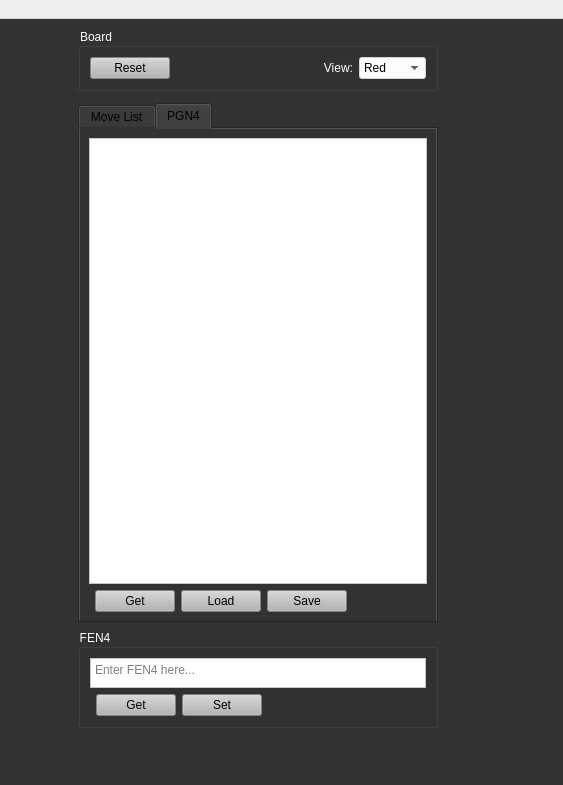
GammaDeltaII/4PlayerChess, file ui/mainwindow.ui: the form before one commit; both pictures show x 637 to 1200 and y 0 to 785 of the 1200 by 1000 pixel window.
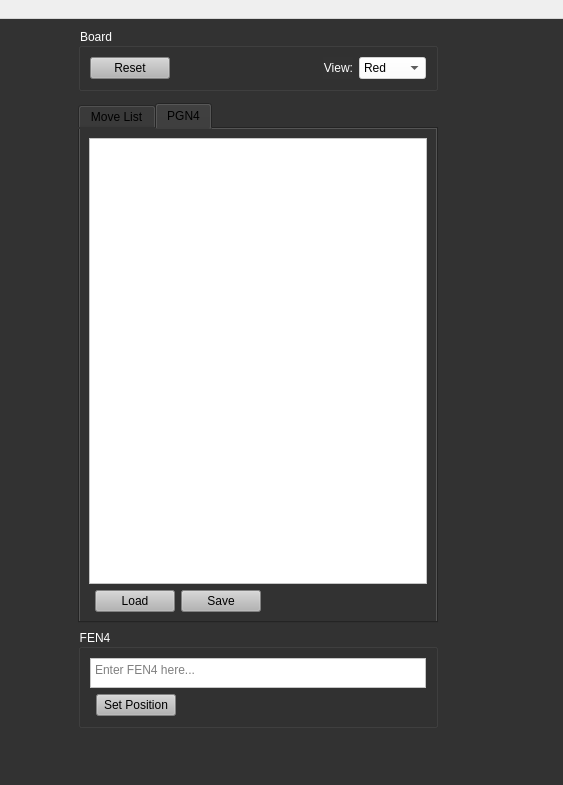
The form after the commit. The open tabs and pages were chosen to show the change.

Commit message: Made move list clickable (with move selection). Implemented set current position from PGN4 (by matching FEN4). Fixed set position to FEN4. Replaced FEN4/PGN4 get buttons by automatic update. Fixed some other minor bugs.

```diff
--- a/ui/mainwindow.ui
+++ b/ui/mainwindow.ui
@@ -177,21 +177,7 @@
        <string>FEN4</string>
       </property>
       <layout class="QGridLayout" name="gridLayout_4">
-       <item row="1" column="1">
-        <widget class="QPushButton" name="getFenButton">
-         <property name="statusTip">
-          <string>Generate FEN4 from current position</string>
-         </property>
-         <property name="styleSheet">
-          <string notr="true">background-color: rgb(180, 180, 180);
-color: rgb(0, 0, 0);</string>
-         </property>
-         <property name="text">
-          <string>Get</string>
-         </property>
-        </widget>
-       </item>
-       <item row="1" column="3">
+       <item row="1" column="2">
         <spacer name="horizontalSpacer_2">
          <property name="orientation">
           <enum>Qt::Horizontal</enum>
@@ -204,7 +190,7 @@
          </property>
         </spacer>
        </item>
-       <item row="1" column="2">
+       <item row="1" column="1">
         <widget class="QPushButton" name="setFenButton">
          <property name="statusTip">
           <string>Set position to current FEN4</string>
@@ -214,7 +200,7 @@
 color: rgb(0, 0, 0);</string>
          </property>
          <property name="text">
-          <string>Set</string>
+          <string>Set Position</string>
          </property>
         </widget>
        </item>
@@ -365,7 +351,7 @@
         <string>PGN4</string>
        </attribute>
        <layout class="QGridLayout" name="gridLayout_3">
-        <item row="1" column="4">
+        <item row="1" column="3">
          <spacer name="horizontalSpacer">
           <property name="orientation">
            <enum>Qt::Horizontal</enum>
@@ -385,20 +371,7 @@
           </property>
          </widget>
         </item>
-        <item row="1" column="1">
-         <widget class="QPushButton" name="getPgnButton">
-          <property name="statusTip">
-           <string>Generate PGN4 for current game</string>
-          </property>
-          <property name="styleSheet">
-           <string notr="true">background-color: rgb(180, 180, 180);</string>
-          </property>
-          <property name="text">
-           <string>Get</string>
-          </property>
-         </widget>
-        </item>
-        <item row="1" column="3">
+        <item row="1" column="2">
          <widget class="QPushButton" name="savePgnButton">
           <property name="enabled">
            <bool>true</bool>
@@ -414,7 +387,7 @@
           </property>
          </widget>
         </item>
-        <item row="1" column="2">
+        <item row="1" column="1">
          <widget class="QPushButton" name="loadPgnButton">
           <property name="statusTip">
            <string>Set game to current PGN4</string>
```
Left out of the diff: 4 changed lines with no effect on the pictures. The commit also changes 4 other files.
